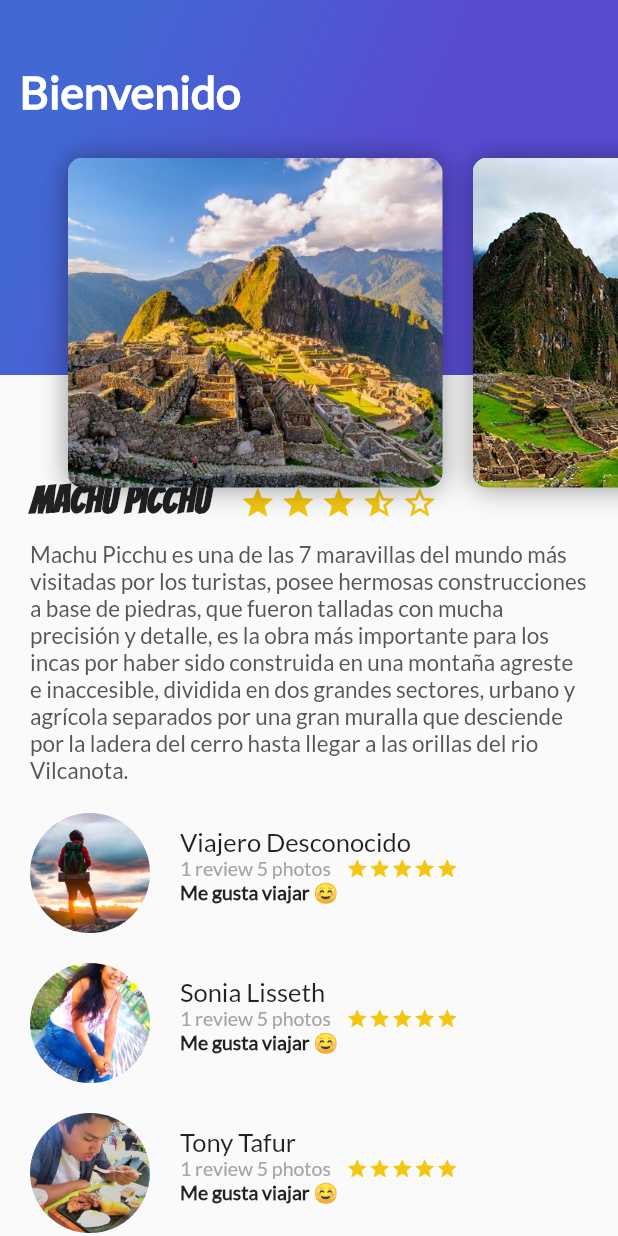
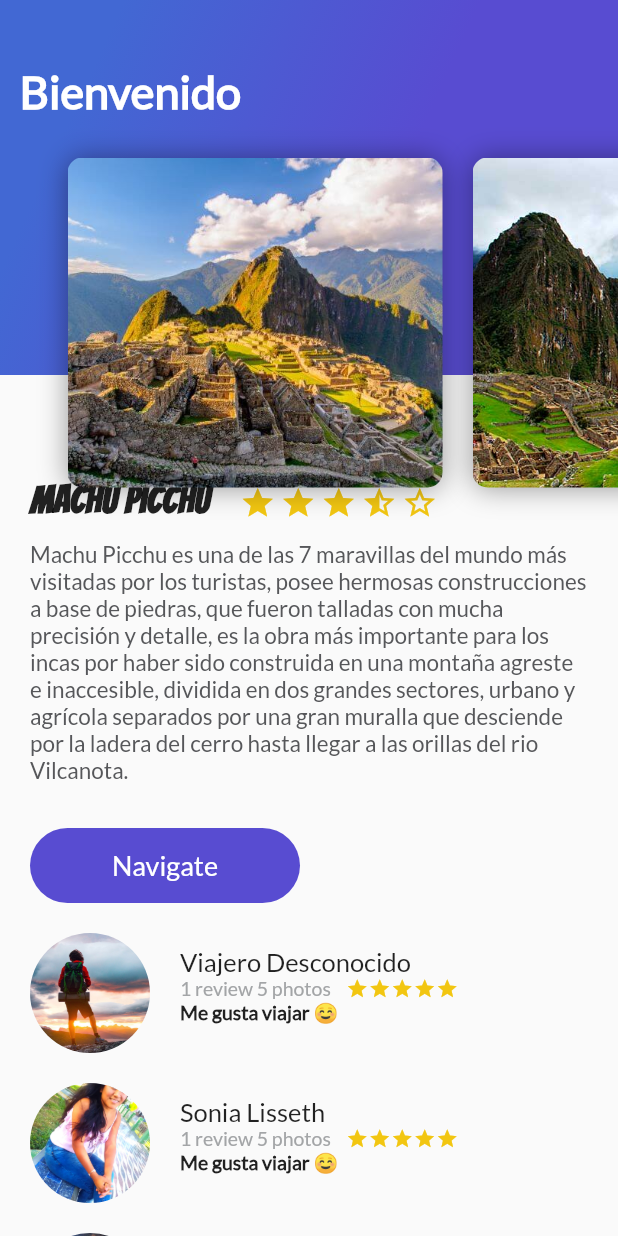
Before and after one commit to tarbusa/Curso-Flutter-Platzi, a Flutter app: the screen it shows after launch, on a phone screen of 412 x 824 dp. Run offline on Flutter 3.47's test engine with Material 2 defaults, Android fonts, the phone set to English and light mode, and no system bars.

Commit message:
se le creo un boton usando InkWell y se creo una clase boton.dart el cual contiene el boton y luego ese boton se le agrego al descripcion_place.dart

```diff
--- /dev/null
+++ b/lib/boton.dart
@@ -0,0 +1,32 @@
+import 'package:flutter/material.dart';
+
+class ButtonPurple extends StatelessWidget {
+  String txtBoton = "Navigate";
+  ButtonPurple(this.txtBoton);
+  @override
+  Widget build(BuildContext context) {
+    return Container(
+        margin: EdgeInsets.only(top: 30.0, left: 20.0, right: 20.0),
+        height: 50.0,
+        width: 180.0,
+        decoration: BoxDecoration(
+            borderRadius: BorderRadius.circular(30.0),
+            gradient: LinearGradient(
+              colors: [Color(0xFF4268D3), Color(0xFF584CD1)],
+              begin: FractionalOffset(1.0, 0.6),
+              end: FractionalOffset(1.0, 0.6),
+            )),
+        child: InkWell(
+          onTap: () {
+            Scaffold.of(context).showSnackBar(SnackBar(
+              content: Text("Navegando.."),
+            ));
+          },
+          child: Center(
+            child: Text(txtBoton,
+                style: TextStyle(
+                    fontSize: 18.0, fontFamily: "Lato", color: Colors.white)),
+          ),
+        ));
+  }
+}
--- a/lib/description_place.dart
+++ b/lib/description_place.dart
@@ -1,4 +1,5 @@
 import 'package:flutter/material.dart';
+import 'boton.dart';
 
 class DescriptionPlace extends StatelessWidget {
   String namePlace;
@@ -65,7 +66,8 @@ class DescriptionPlace extends StatelessWidget {
       ),
     );
     return Column(
-      children: <Widget>[title_stars, description],
+      crossAxisAlignment: CrossAxisAlignment.start,
+      children: <Widget>[title_stars, description, ButtonPurple("Navigate")],
     );
   }
 }
--- a/lib/main.dart
+++ b/lib/main.dart
@@ -2,7 +2,6 @@ import 'package:flutter/material.dart';
 import 'package:flutter/services.dart';
 import 'package:flutter_nuevo_v1/review_list.dart';
 import 'description_place.dart';
-import 'gradient_back.dart';
 import 'header_appbar.dart';
 
 void main() {
```
